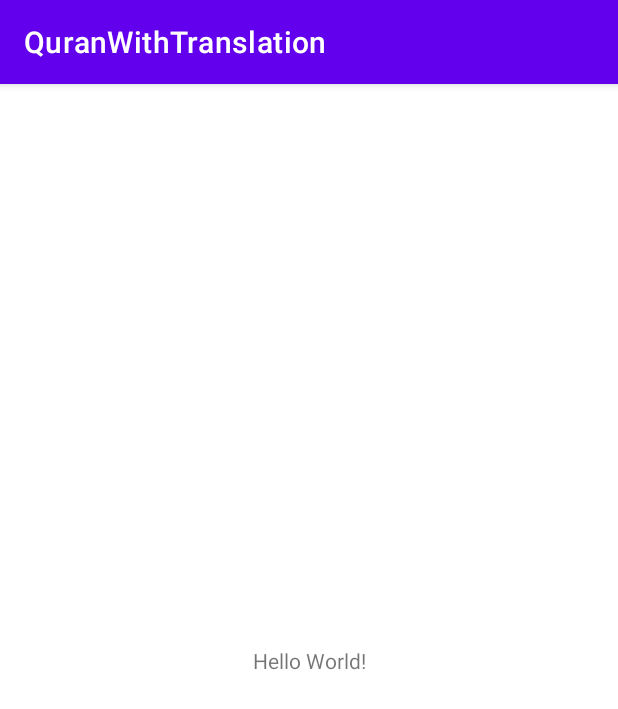
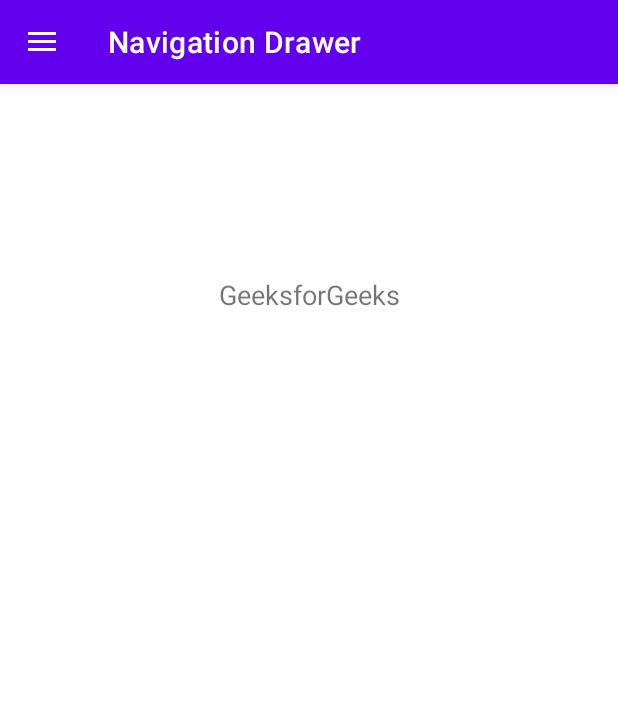
Before and after one commit to Osama-Sultan189/QuranWithTranslation, an Android app: the screen it shows after launch (MainActivity), on a phone screen of 412 x 824 dp. Shown: the top 709 px of the screen. Run offline under Robolectric (Android 15) with nearby library versions, the phone set to English and light mode, and no system bars.

Commit message:
Drawer added

```diff
--- a/app/build.gradle
+++ b/app/build.gradle
@@ -35,4 +35,5 @@ dependencies {
     testImplementation 'junit:junit:4.13.2'
     androidTestImplementation 'androidx.test.ext:junit:1.1.3'
     androidTestImplementation 'androidx.test.espresso:espresso-core:3.4.0'
+    implementation 'com.google.android.material:material:1.3.0-alpha03'
 }
--- a/app/src/main/java/com/example/quranwithtranslation/MainActivity.java
+++ b/app/src/main/java/com/example/quranwithtranslation/MainActivity.java
@@ -1,14 +1,47 @@
 package com.example.quranwithtranslation;
 
+import androidx.annotation.NonNull;
+import androidx.appcompat.app.ActionBarDrawerToggle;
 import androidx.appcompat.app.AppCompatActivity;
-
+import androidx.drawerlayout.widget.DrawerLayout;
 import android.os.Bundle;
+import android.view.MenuItem;
 
 public class MainActivity extends AppCompatActivity {
+
+    public DrawerLayout drawerLayout;
+    public ActionBarDrawerToggle actionBarDrawerToggle;
 
     @Override
     protected void onCreate(Bundle savedInstanceState) {
         super.onCreate(savedInstanceState);
         setContentView(R.layout.activity_main);
+
+        // drawer layout instance to toggle the menu icon to open
+        // drawer and back button to close drawer
+        drawerLayout = findViewById(R.id.my_drawer_layout);
+        actionBarDrawerToggle = new ActionBarDrawerToggle(this, drawerLayout, R.string.nav_open, R.string.nav_close);
+
+        // pass the Open and Close toggle for the drawer layout listener
+        // to toggle the button
+        drawerLayout.addDrawerListener(actionBarDrawerToggle);
+        actionBarDrawerToggle.syncState();
+
+        // to make the Navigation drawer icon always appear on the action bar
+        getSupportActionBar().setDisplayHomeAsUpEnabled(true);
+    }
+
+    // override the onOptionsItemSelected()
+    // function to implement
+    // the item click listener callback
+    // to open and close the navigation
+    // drawer when the icon is clicked
+    @Override
+    public boolean onOptionsItemSelected(@NonNull MenuItem item) {
+
+        if (actionBarDrawerToggle.onOptionsItemSelected(item)) {
+            return true;
+        }
+        return super.onOptionsItemSelected(item);
     }
 }
--- a/app/src/main/res/layout/activity_main.xml
+++ b/app/src/main/res/layout/activity_main.xml
@@ -1,18 +1,36 @@
 <?xml version="1.0" encoding="utf-8"?>
-<androidx.constraintlayout.widget.ConstraintLayout xmlns:android="http://schemas.android.com/apk/res/android"
+
+<!-- the root view must be the DrawerLayout -->
+
+<androidx.drawerlayout.widget.DrawerLayout
+    xmlns:android="http://schemas.android.com/apk/res/android"
     xmlns:app="http://schemas.android.com/apk/res-auto"
     xmlns:tools="http://schemas.android.com/tools"
+    android:id="@+id/my_drawer_layout"
     android:layout_width="match_parent"
     android:layout_height="match_parent"
-    tools:context=".MainActivity">
+    tools:context=".MainActivity"
+    tools:ignore="HardcodedText">
 
-    <TextView
+    <LinearLayout
+        android:layout_width="match_parent"
+        android:layout_height="match_parent">
+
+        <TextView
+            android:layout_width="match_parent"
+            android:layout_height="wrap_content"
+            android:layout_marginTop="128dp"
+            android:gravity="center"
+            android:text="GeeksforGeeks"
+            android:textSize="18sp" />
+    </LinearLayout>
+
+    <!-- this the navigation view which draws and shows the navigation drawer -->
+    <!-- include the menu created in the menu folder -->
+    <com.google.android.material.navigation.NavigationView
         android:layout_width="wrap_content"
-        android:layout_height="wrap_content"
-        android:text="Hello World!"
-        app:layout_constraintBottom_toBottomOf="parent"
-        app:layout_constraintEnd_toEndOf="parent"
-        app:layout_constraintStart_toStartOf="parent"
-        app:layout_constraintTop_toTopOf="parent" />
+        android:layout_height="match_parent"
+        android:layout_gravity="start"
+        app:menu="@menu/navigation_menu" />
 
-</androidx.constraintlayout.widget.ConstraintLayout>
+</androidx.drawerlayout.widget.DrawerLayout>
--- /dev/null
+++ b/app/src/main/res/menu/navigation_menu.xml
@@ -0,0 +1,18 @@
+<?xml version="1.0" encoding="utf-8"?>
+<menu xmlns:android="http://schemas.android.com/apk/res/android"
+    xmlns:tools="http://schemas.android.com/tools"
+    tools:ignore="HardcodedText">
+
+    <item
+        android:id="@+id/nav_account"
+        android:title="My Account" />
+
+    <item
+        android:id="@+id/nav_settings"
+        android:title="Settings" />
+
+    <item
+        android:id="@+id/nav_logout"
+        android:title="Logout" />
+
+</menu>
--- a/app/src/main/res/values/strings.xml
+++ b/app/src/main/res/values/strings.xml
@@ -1,3 +1,6 @@
 <resources>
-    <string name="app_name">QuranWithTranslation</string>
+    <string name="app_name">Navigation Drawer</string>
+    <!-- to toggle the open close button of the navigation drawer -->
+    <string name="nav_open">Open</string>
+    <string name="nav_close">Close</string>
 </resources>
```
